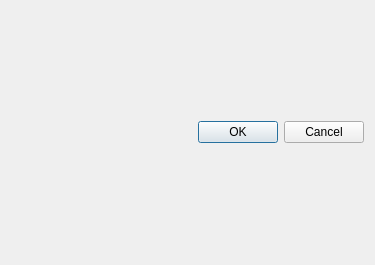
The window that projektcheck/ui/parameter_dialog.ui (projektcheck/ProjektCheck-QGIS) describes before a commit, drawn with Qt 5.
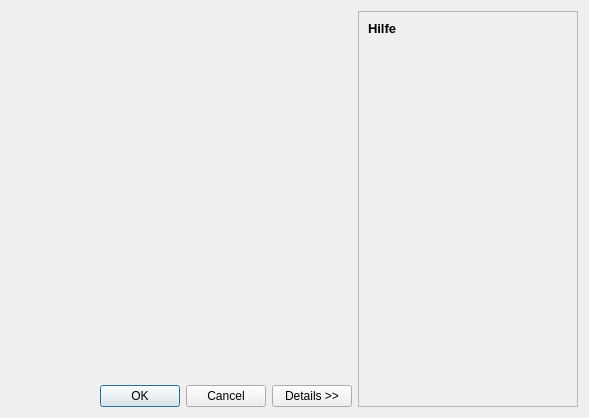
The same window after the commit.

Commit message: parameter dialog with detailed help

```diff
--- a/projektcheck/ui/parameter_dialog.ui
+++ b/projektcheck/ui/parameter_dialog.ui
@@ -6,18 +6,69 @@
    <rect>
     <x>0</x>
     <y>0</y>
-    <width>375</width>
-    <height>265</height>
+    <width>589</width>
+    <height>418</height>
    </rect>
   </property>
   <property name="windowTitle">
    <string>Parameter einstellen</string>
   </property>
-  <layout class="QVBoxLayout" name="verticalLayout">
-   <item>
+  <layout class="QGridLayout" name="gridLayout">
+   <item row="0" column="2" rowspan="2">
+    <widget class="QFrame" name="help_frame">
+     <property name="minimumSize">
+      <size>
+       <width>200</width>
+       <height>0</height>
+      </size>
+     </property>
+     <property name="frameShape">
+      <enum>QFrame::StyledPanel</enum>
+     </property>
+     <property name="frameShadow">
+      <enum>QFrame::Raised</enum>
+     </property>
+     <layout class="QVBoxLayout" name="verticalLayout">
+      <item>
+       <widget class="QLabel" name="label">
+        <property name="minimumSize">
+         <size>
+          <width>200</width>
+          <height>0</height>
+         </size>
+        </property>
+        <property name="font">
+         <font>
+          <pointsize>10</pointsize>
+          <weight>75</weight>
+          <bold>true</bold>
+         </font>
+        </property>
+        <property name="text">
+         <string>Hilfe</string>
+        </property>
+       </widget>
+      </item>
+      <item>
+       <spacer name="verticalSpacer">
+        <property name="orientation">
+         <enum>Qt::Vertical</enum>
+        </property>
+        <property name="sizeHint" stdset="0">
+         <size>
+          <width>20</width>
+          <height>40</height>
+         </size>
+        </property>
+       </spacer>
+      </item>
+     </layout>
+    </widget>
+   </item>
+   <item row="0" column="0" colspan="2">
     <layout class="QVBoxLayout" name="base_layout"/>
    </item>
-   <item>
+   <item row="1" column="0">
     <widget class="QDialogButtonBox" name="button_box">
      <property name="orientation">
       <enum>Qt::Horizontal</enum>
@@ -27,6 +78,16 @@
      </property>
     </widget>
    </item>
+   <item row="1" column="1">
+    <widget class="QPushButton" name="pushButton">
+     <property name="text">
+      <string>Details &gt;&gt;</string>
+     </property>
+     <property name="checkable">
+      <bool>true</bool>
+     </property>
+    </widget>
+   </item>
   </layout>
  </widget>
  <resources/>
```
Left out of the diff: 28 changed lines with no effect on the pictures. The commit also changes 1 other file.
